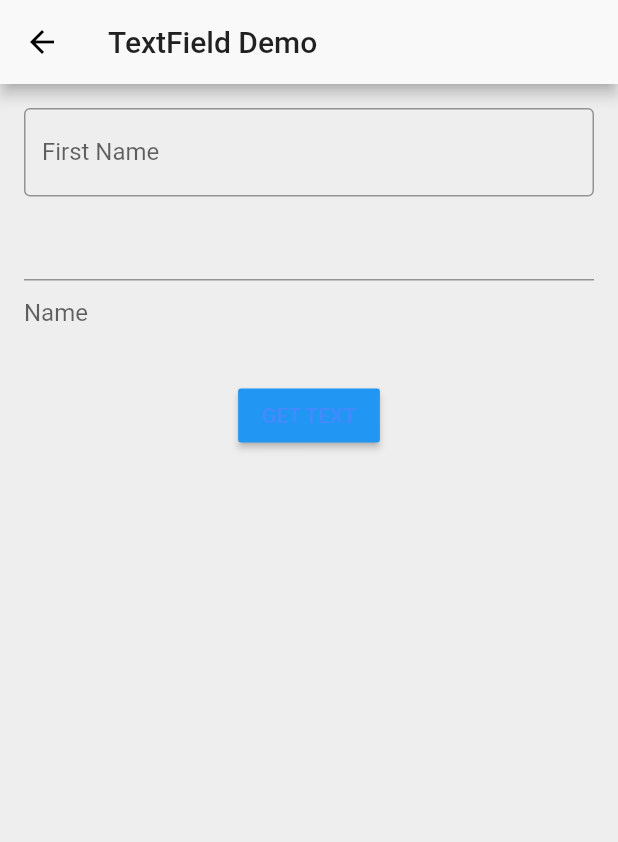
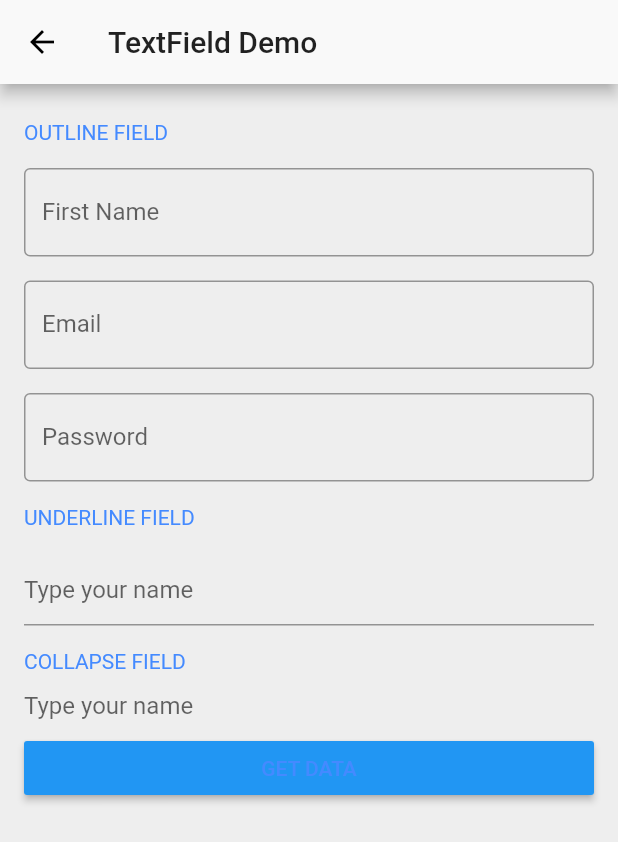
Before and after one commit to kishansinhparmar/Flutter-Basic-Widgets, a Flutter app: the TextFieldDemo screen opened by its route, on a phone screen of 412 x 824 dp. Shown: the top 842 px of the screen. Run offline on Flutter 3.47's test engine with Material 2 defaults, Android fonts, the phone set to English and light mode, and no system bars.

Commit message:
folderwise widgets

```diff
--- a/lib/colors.dart
+++ b/lib/colors.dart
@@ -4,7 +4,7 @@ import 'package:flutter/material.dart';
 const Color kPrimary = Color(0xFFF9F9F9);
 const Color kPrimaryDark = Color(0xFFC6C6C6);
 const Color kPrimaryLight = Color(0xFFFFFFFF);
-const Color kAccentColor = Color(0xFF448AFF);
+const Color kAccentColor = Colors.blueAccent;
 const Color kScaffoldBackgroundColor = Color(0xFFEEEEEE);
 const Color kDividerColor = Color(0xFFBDBDBD);
 const Color kBottomAppBarColor = Color(0xFFF9F9F9);
--- a/lib/widgets/ExpandableListDemo.dart
+++ b/lib/widgets/ExpandableListDemo.dart
@@ -1,15 +1,16 @@
 import 'package:flutter/material.dart';
-import 'package:flutter_basic_widgets/widgets/ContainerDemo.dart';
-import 'package:flutter_basic_widgets/widgets/RowColumnDemo.dart';
-import 'package:flutter_basic_widgets/widgets/RowColumnPro.dart';
+import 'package:flutter_basic_widgets/widgets/positions/ContainerDemo.dart';
+import 'package:flutter_basic_widgets/widgets/positions/RowColumnDemo.dart';
+import 'package:flutter_basic_widgets/widgets/positions/RowColumnPro.dart';
 import 'package:flutter_basic_widgets/widgets/ImageDemo.dart';
-import 'package:flutter_basic_widgets/widgets/TextFieldDemo.dart';
-import 'package:flutter_basic_widgets/widgets/AlignDemo.dart';
-import 'package:flutter_basic_widgets/widgets/IndexedStackDemo.dart';
-import 'package:flutter_basic_widgets/widgets/RadioCheckDemo.dart';
-import 'package:flutter_basic_widgets/widgets/FlexDemo.dart';
-import 'package:flutter_basic_widgets/widgets/BottomTabDemo.dart';
-import 'package:flutter_basic_widgets/widgets/ButtonsDemo.dart';
+import 'package:flutter_basic_widgets/widgets/inputs/TextFieldDemo.dart';
+import 'package:flutter_basic_widgets/widgets/positions/AlignDemo.dart';
+import 'package:flutter_basic_widgets/widgets/positions/IndexedStackDemo.dart';
+import 'package:flutter_basic_widgets/widgets/inputs/RadioCheckDemo.dart';
+import 'package:flutter_basic_widgets/widgets/positions/FlexDemo.dart';
+import 'package:flutter_basic_widgets/widgets/tabs/TabsDemo.dart';
+import 'package:flutter_basic_widgets/widgets/tabs/BottomTabDemo.dart';
+import 'package:flutter_basic_widgets/widgets/buttons/ButtonsDemo.dart';
 import 'package:flutter_basic_widgets/bonus/beebom/bhome.dart';
 
 class ExpandableListDemo extends StatefulWidget {
@@ -50,8 +51,12 @@ final List<Entry> data = <Entry>[
     '',
     <Entry>[
       new Entry('Raised', ButtonsDemo.routeName),
+      new Entry('Outline', ButtonsDemo.routeName),
       new Entry('Flat', ButtonsDemo.routeName),
       new Entry('Icon', ButtonsDemo.routeName),
+      new Entry('Back', ButtonsDemo.routeName),
+      new Entry('FAB', ButtonsDemo.routeName),
+      new Entry('DropdownButton', ButtonsDemo.routeName),
     ],
   ),
   new Entry(
@@ -60,6 +65,7 @@ final List<Entry> data = <Entry>[
     <Entry>[
       new Entry('TextField', TextFieldDemo.routeName),
       new Entry('Radio Checkbox', RadioCheckDemo.routeName),
+      new Entry('Switch', RadioCheckDemo.routeName),
     ],
   ),
   new Entry(
@@ -75,10 +81,17 @@ final List<Entry> data = <Entry>[
     ],
   ),
   new Entry(
-    'Other',
+    'Tabs',
     '',
     <Entry>[
+      new Entry('Tab', TabsDemo.routeName),
       new Entry('BottomTab', BottomTabDemo.routeName),
+    ],
+  ),
+  new Entry(
+    'Others',
+    '',
+    <Entry>[
       new Entry('Image', ImageDemo.routeName),
     ],
   ),
--- a/lib/widgets/TextFieldDemo.dart
+++ /dev/null
@@ -1,80 +0,0 @@
-import 'package:flutter/material.dart';
-
-class TextFieldDemo extends StatefulWidget {
-  static final String routeName = "/textField";
-  @override
-  _TextFieldDemoState createState() => _TextFieldDemoState();
-}
-
-class _TextFieldDemoState extends State<TextFieldDemo> {
-  TextEditingController _txtNameCtrl;
-  String _lblText = "";
-
-  @override
-  void initState() {
-    // TODO: implement initState
-    super.initState();
-    _txtNameCtrl = TextEditingController();
-  }
-
-  @override
-  Widget build(BuildContext context) {
-    return Scaffold(
-      appBar: AppBar(title: Text("TextField Demo")),
-      body: SafeArea(
-          child: Padding(
-        padding: const EdgeInsets.all(16.0),
-        child: Column(
-          children: <Widget>[
-            Theme(
-              data: Theme.of(context).copyWith(primaryColor: Colors.black),
-              child: TextField(
-                controller: _txtNameCtrl,
-                decoration: InputDecoration(
-                    hintText: "Type your name",
-                    labelText: "First Name",
-                    border: OutlineInputBorder()),
-              ),
-            ),
-            new Padding(
-              padding: const EdgeInsets.symmetric(vertical: 8.0),
-              child: Theme(
-                data: Theme.of(context).copyWith(primaryColor: Colors.black),
-                child: TextField(
-                  controller: _txtNameCtrl,
-                  // decoration: ,
-                ),
-              ),
-            ),
-            new Padding(
-              padding: const EdgeInsets.symmetric(vertical: 4.0),
-              child: Theme(
-                data: Theme.of(context).copyWith(backgroundColor: Colors.white),
-                child: TextField(
-                  controller: _txtNameCtrl,
-                  decoration: new InputDecoration.collapsed(hintText: "Name"),
-                  // decoration: ,
-                ),
-              ),
-            ),
-            Padding(
-              padding: const EdgeInsets.all(4.0),
-              child: Text(
-                _lblText,
-                style: Theme.of(context).textTheme.title,
-              ),
-            ),
-            RaisedButton(
-              child: Text("GET TEXT"),
-              onPressed: () {
-                setState(() {
-                  _lblText = _txtNameCtrl.text;
-                });
-              },
-            ),
-          ],
-        ),
-      )),
-    );
-  }
-}
--- /dev/null
+++ b/lib/widgets/inputs/TextFieldDemo.dart
@@ -0,0 +1,142 @@
+import 'package:flutter/material.dart';
+
+class TextFieldDemo extends StatefulWidget {
+  static final String routeName = "/textField";
+  @override
+  _TextFieldDemoState createState() => _TextFieldDemoState();
+}
+
+class _TextFieldDemoState extends State<TextFieldDemo> {
+  TextEditingController _txtNameCtrl;
+  TextEditingController _txtEmailCtrl;
+  TextEditingController _txtPassCtrl;
+  String _lblText = "";
+  String _lblEmailText = "";
+  String _lblPassText = "";
+
+  @override
+  void initState() {
+    // TODO: implement initState
+    super.initState();
+    _txtNameCtrl = TextEditingController();
+    _txtEmailCtrl = TextEditingController();
+    _txtPassCtrl = TextEditingController();
+  }
+
+  @override
+  Widget build(BuildContext context) {
+    return Scaffold(
+      appBar: AppBar(title: Text("TextField Demo")),
+      body: SafeArea(
+          child: Padding(
+        padding: const EdgeInsets.all(16.0),
+        child: ListView(
+          children: <Widget>[
+            Padding(
+              padding: const EdgeInsets.symmetric(vertical: 8.0),
+              child: Text("Outline field".toUpperCase(),
+                  style: TextStyle(color: Colors.blueAccent)),
+            ),
+            Padding(
+              padding: const EdgeInsets.symmetric(vertical: 8.0),
+              child: Theme(
+                data: Theme.of(context).copyWith(primaryColor: Colors.black),
+                child: TextField(
+                  keyboardType: TextInputType.text,
+                  controller: _txtNameCtrl,
+                  decoration: InputDecoration(
+                      hintText: "Type your name",
+                      labelText: "First Name",
+                      border: OutlineInputBorder()),
+                ),
+              ),
+            ),
+            Padding(
+              padding: const EdgeInsets.symmetric(vertical: 8.0),
+              child: Theme(
+                data: Theme.of(context).copyWith(primaryColor: Colors.black),
+                child: TextField(
+                  keyboardType: TextInputType.emailAddress,
+                  controller: _txtEmailCtrl,
+                  decoration: InputDecoration(
+                      hintText: "Type your email",
+                      labelText: "Email",
+                      border: OutlineInputBorder()),
+                ),
+              ),
+            ),
+            Padding(
+              padding: const EdgeInsets.symmetric(vertical: 8.0),
+              child: Theme(
+                data: Theme.of(context).copyWith(primaryColor: Colors.black),
+                child: TextField(
+                  obscureText: true,
+                  controller: _txtPassCtrl,
+                  decoration: InputDecoration(
+                      hintText: "Type your password",
+                      labelText: "Password",
+                      border: OutlineInputBorder()),
+                ),
+              ),
+            ),
+            Padding(
+              padding: const EdgeInsets.symmetric(vertical: 8.0),
+              child: Text(
+                "Underline field".toUpperCase(),
+                style: TextStyle(color: Colors.blueAccent),
+              ),
+            ),
+            Padding(
+              padding: const EdgeInsets.symmetric(vertical: 8.0),
+              child: Theme(
+                data: Theme.of(context).copyWith(primaryColor: Colors.black),
+                child: TextField(
+                  controller: _txtNameCtrl,
+                  decoration: InputDecoration(hintText: "Type your name"),
+                ),
+              ),
+            ),
+            Padding(
+              padding: const EdgeInsets.symmetric(vertical: 8.0),
+              child: Text(
+                "Collapse field".toUpperCase(),
+                style: TextStyle(color: Colors.blueAccent),
+              ),
+            ),
+            Padding(
+              padding: const EdgeInsets.symmetric(vertical: 4.0),
+              child: Theme(
+                data: Theme.of(context).copyWith(backgroundColor: Colors.white),
+                child: TextField(
+                  controller: _txtNameCtrl,
+                  decoration:
+                      InputDecoration.collapsed(hintText: "Type your name"),
+                ),
+              ),
+            ),
+            Padding(
+              padding: const EdgeInsets.symmetric(vertical: 4.0),
+              child: RaisedButton(
+                child: Text("GET DATA"),
+                onPressed: () {
+                  setState(() {
+                    _lblText =
+                        "${_txtNameCtrl.text}\n${_txtEmailCtrl.text}\n${_txtPassCtrl.text}";
+                  });
+                },
+              ),
+            ),
+            Padding(
+              padding: const EdgeInsets.all(4.0),
+              child: Text(
+                _lblText,
+                textAlign: TextAlign.center,
+                style: Theme.of(context).textTheme.body2,
+              ),
+            ),
+          ],
+        ),
+      )),
+    );
+  }
+}
```
Also changed, not shown: lib/main.dart (+13 -10 lines), lib/widgets/buttons/ButtonsDemo.dart (renamed from lib/widgets/ButtonsDemo.dart, +18 -6 lines), lib/widgets/inputs/RadioCheckDemo.dart (renamed from lib/widgets/RadioCheckDemo.dart, +20 -9 lines), lib/widgets/tabs/BottomTabDemo.dart (renamed from lib/widgets/BottomTabDemo.dart, +28 -6 lines), lib/widgets/tabs/TabsDemo.dart (added, +87 -0 lines), lib/widgets/positions/AlignDemo.dart (renamed from lib/widgets/AlignDemo.dart), lib/widgets/positions/ContainerDemo.dart (renamed from lib/widgets/ContainerDemo.dart), lib/widgets/positions/FlexDemo.dart (renamed from lib/widgets/FlexDemo.dart), lib/widgets/positions/IndexedStackDemo.dart (renamed from lib/widgets/IndexedStackDemo.dart), lib/widgets/positions/RowColumnDemo.dart (renamed from lib/widgets/RowColumnDemo.dart), lib/widgets/positions/RowColumnPro.dart (renamed from lib/widgets/RowColumnPro.dart).
